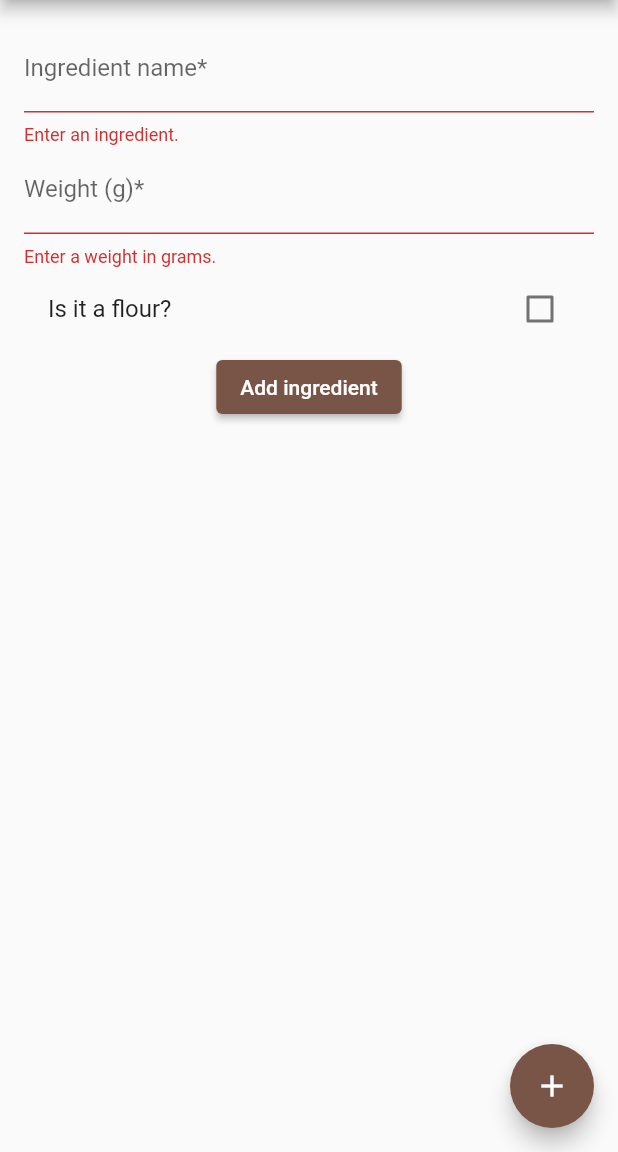
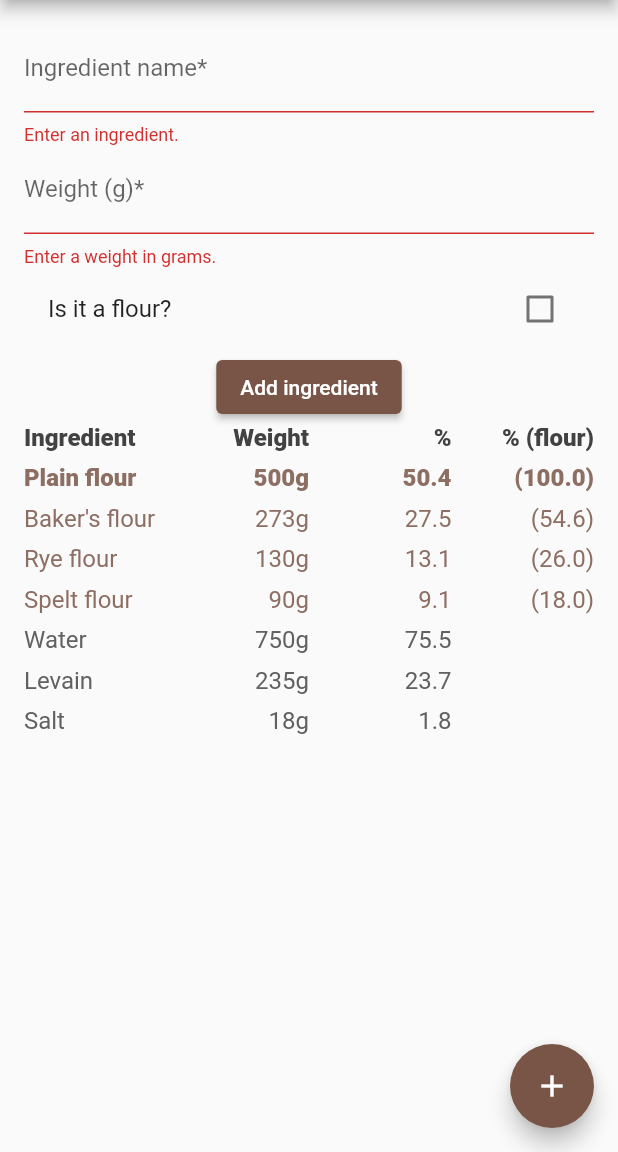
Before and after one commit to juanojeda/bread-calculator-flutter, a Flutter app: the screen it shows after launch, after a tap on "Add ingredient", after a tap on the "add" icon, on a phone screen of 412 x 824 dp, the part 84-1236 px from its top. Run offline on Flutter 3.47's test engine with Material 2 defaults, Android fonts, the phone set to English and light mode, and no system bars.

```diff
--- a/lib/data/com.bread_calculator.mock_ingredients.dart
+++ b/lib/data/com.bakers_percentages.mock_ingredients.dart
@@ -1,4 +1,4 @@
-import 'package:bread_calculator/models/com.bread_calculator.ingredient.model.dart';
+import 'package:bakers_percentages/models/com.bakers_percentages.ingredient.model.dart';
 
 List<Ingredient> ingredients = [
   Ingredient(
--- a/lib/main.dart
+++ b/lib/main.dart
@@ -1,13 +1,16 @@
-import 'package:bread_calculator/views/com.bread_calculator.IngredientsTableDisplay.dart';
-import 'package:bread_calculator/views/com.bread_calculator.addIngredient.dart';
+import 'package:bakers_percentages/models/com.bakers_percentages.RecipeStore.dart';
+import 'package:bakers_percentages/widgets/com.bakers_percentages.IngredientsTableDisplay.dart';
+import 'package:bakers_percentages/widgets/com.bakers_percentages.addIngredient.dart';
 import 'package:flutter/material.dart';
-import 'package:bread_calculator/data/com.bread_calculator.mock_ingredients.dart'
+import 'package:bakers_percentages/data/com.bakers_percentages.mock_ingredients.dart'
     as mock;
+import 'package:provider/provider.dart';
 
-import 'models/com.bread_calculator.ingredient.model.dart';
+import 'models/com.bakers_percentages.recipe.model.dart';
 
 void main() {
-  runApp(BreadCalculator());
+  runApp(ChangeNotifierProvider(
+      create: (context) => RecipeStore(), child: BreadCalculator()));
 }
 
 getIngredients() {
@@ -23,22 +26,17 @@ class BreadCalculator extends StatelessWidget {
           primarySwatch: Colors.brown,
           visualDensity: VisualDensity.adaptivePlatformDensity,
         ),
-        home: BreadCalculatorHomePage());
+        routes: {'/': (context) => BreadCalculatorHomePage()},
+        initialRoute: '/');
   }
 }
 
-class BreadCalculatorHomePage extends StatefulWidget {
-  @override
-  _BreadCalculatorHomePageState createState() =>
-      _BreadCalculatorHomePageState();
-}
-
-class _BreadCalculatorHomePageState extends State<BreadCalculatorHomePage> {
+class BreadCalculatorHomePage extends StatelessWidget {
   final String title = 'Bread Calculator';
-  final List<Ingredient> ingredients = [];
 
   @override
   Widget build(BuildContext context) {
+    var recipes = context.watch<RecipeStore>().recipes;
     // like the render method, reruns each time setState is called
     return Scaffold(
       appBar: AppBar(
@@ -48,18 +46,26 @@ class _BreadCalculatorHomePageState extends State<BreadCalculatorHomePage> {
       body: Padding(
         padding: const EdgeInsets.all(16.0),
         child: Center(
-          child: Column(
-            crossAxisAlignment: CrossAxisAlignment.center,
-            children: [AddIngredientForm()],
+          child: ListView(
+            children: [
+              AddIngredientForm(),
+              recipes.length > 0
+                  ? IngredientsTableDisplay(recipes[0].ingredients)
+                  : Center(
+                      child: Text("No ingredients to display"),
+                    )
+            ],
           ),
         ),
       ),
       floatingActionButton: FloatingActionButton(
           onPressed: () {
+            var recipeStore = context.read<RecipeStore>();
             List _ingredients = getIngredients();
-            setState(() {
-              ingredients.addAll([..._ingredients]);
-            });
+
+            Recipe recipe = Recipe(name: "Bread", ingredients: _ingredients);
+
+            recipeStore.add(recipe);
           },
           child: Icon(Icons.add)),
     );
--- /dev/null
+++ b/lib/models/com.bakers_percentages.RecipeStore.dart
@@ -0,0 +1,18 @@
+import 'dart:collection';
+
+import 'package:bakers_percentages/models/com.bakers_percentages.recipe.model.dart';
+import 'package:flutter/material.dart';
+
+class RecipeStore extends ChangeNotifier {
+  final List<Recipe> _recipes = [];
+
+  UnmodifiableListView<Recipe> get recipes => UnmodifiableListView(_recipes);
+
+  void add(Recipe recipe) {
+    _recipes.add(recipe);
+    notifyListeners();
+  }
+
+  // figure out how to edit an item
+  // void edit()
+}
--- /dev/null
+++ b/lib/models/com.bakers_percentages.recipe.model.dart
@@ -0,0 +1,8 @@
+import 'package:bakers_percentages/models/com.bakers_percentages.ingredient.model.dart';
+
+class Recipe {
+  Recipe({this.name, this.ingredients}) : super();
+
+  final String name;
+  final List<Ingredient> ingredients;
+}
--- a/lib/views/com.bread_calculator.ingredientsTableDisplay.dart
+++ b/lib/widgets/com.bakers_percentages.ingredientsTableDisplay.dart
@@ -1,5 +1,5 @@
 import 'package:flutter/material.dart';
-import 'package:bread_calculator/models/com.bread_calculator.ingredient.model.dart';
+import 'package:bakers_percentages/models/com.bakers_percentages.ingredient.model.dart';
 
 String calcPercentage({int flourWeight, int ingredientWeight}) {
   double _percentage = (ingredientWeight / flourWeight * 100);
@@ -68,7 +68,7 @@ TableRow _buildTableHeader() {
   ]);
 }
 
-Widget ingredientsTableDisplay(List<Ingredient> ingredients) {
+Widget IngredientsTableDisplay(List<Ingredient> ingredients) {
   int _totalFlourWeight = ingredients
       .where((ing) => ing.isFlour)
       .map((ing) => ing.weight)
--- a/pubspec.yaml
+++ b/pubspec.yaml
@@ -1,4 +1,4 @@
-name: bread_calculator
+name: bakers_percentages
 description: A new Flutter project.
 
 # The following line prevents the package from being accidentally published to
@@ -23,6 +23,7 @@ environment:
 dependencies:
   flutter:
     sdk: flutter
+  provider: ^4.3.2
 
 
   # The following adds the Cupertino Icons font to your application.
```
Also changed, not shown: lib/models/com.bakers_percentages.ingredient.model.dart (renamed from lib/models/com.bread_calculator.ingredient.model.dart), lib/widgets/com.bakers_percentages.addIngredient.dart (renamed from lib/views/com.bread_calculator.addIngredient.dart), pubspec.lock, 1 other file.
